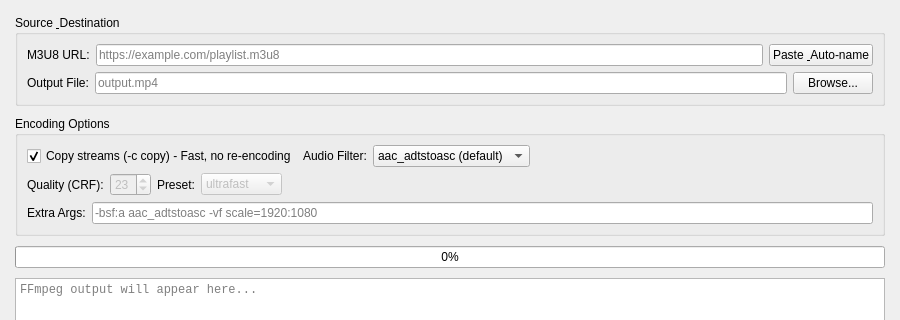
artthirt/video-donwloader-scripts, file app2/mainwindow.ui: the form before one commit; both pictures show x 0 to 900 and y 0 to 320 of the 900 by 700 pixel window.
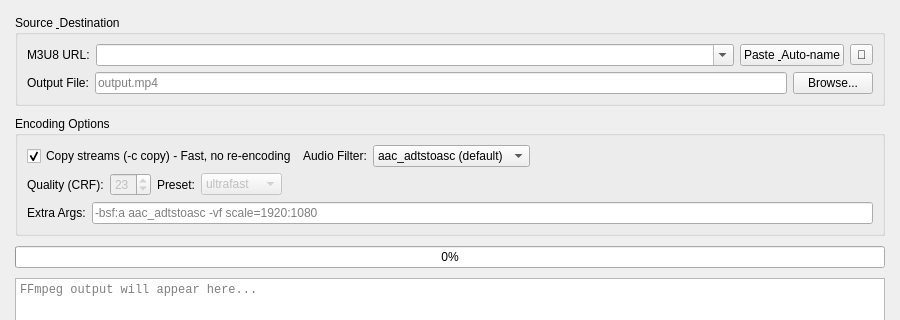
The form after the commit.

Commit message: add saving url history

```diff
--- a/app2/mainwindow.ui
+++ b/app2/mainwindow.ui
@@ -52,7 +52,16 @@
           </widget>
          </item>
          <item>
-          <widget class="QLineEdit" name="lineEditUrl">
+          <widget class="QComboBox" name="lineEditUrl">
+           <property name="sizePolicy">
+            <sizepolicy hsizetype="Expanding" vsizetype="Fixed">
+             <horstretch>0</horstretch>
+             <verstretch>0</verstretch>
+            </sizepolicy>
+           </property>
+           <property name="editable">
+            <bool>true</bool>
+           </property>
            <property name="placeholderText">
             <string>https://example.com/playlist.m3u8</string>
            </property>
@@ -68,6 +77,16 @@
            </property>
           </widget>
          </item>
+         <item>
+          <widget class="QToolButton" name="tbtClearListUrls">
+           <property name="toolTip">
+            <string>Clear list or urls</string>
+           </property>
+           <property name="text">
+            <string>🧹</string>
+           </property>
+          </widget>
+         </item>
         </layout>
        </item>
        <item>
```
The commit also changes 2 other files.
